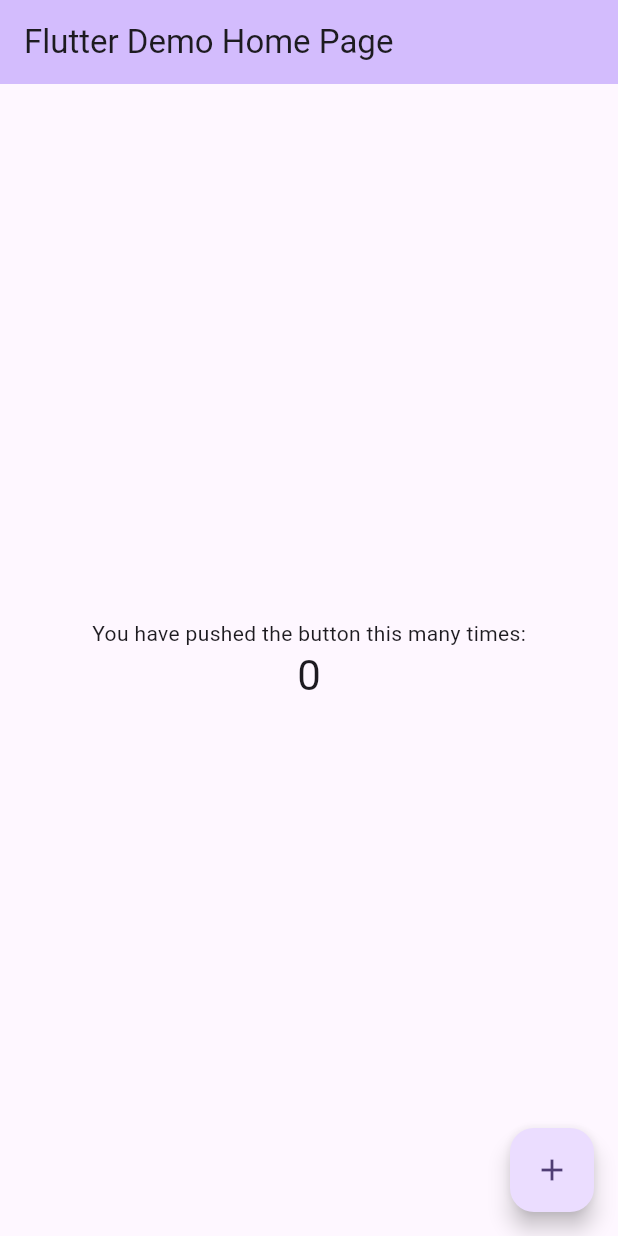
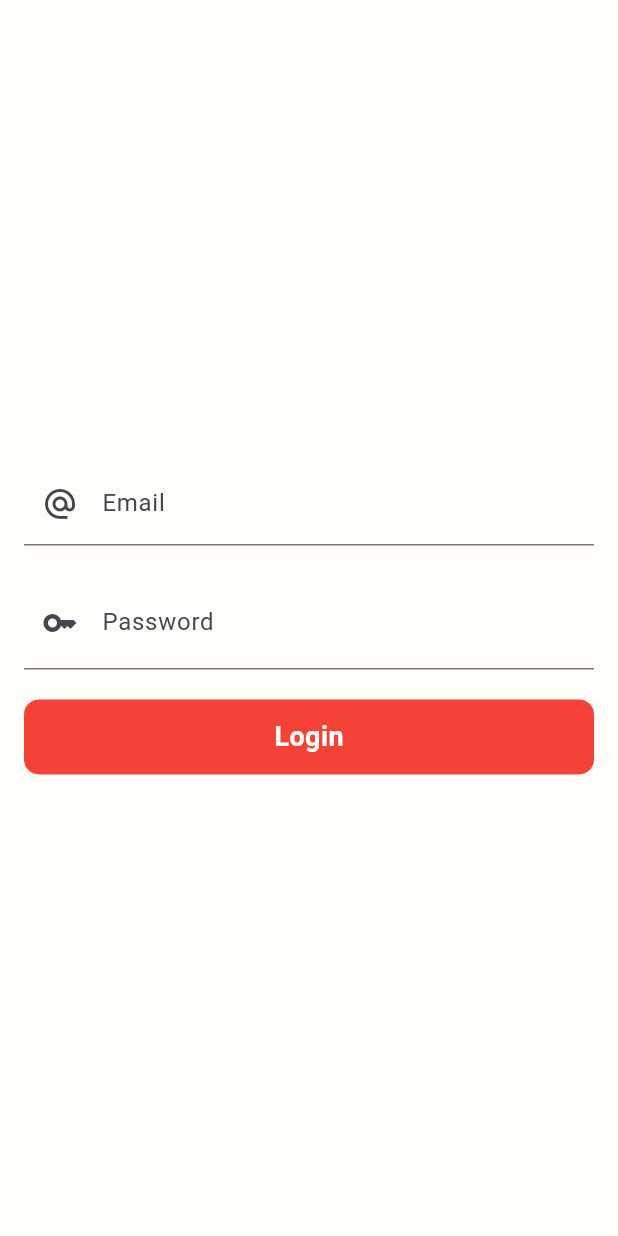
Before and after one commit to asmfahim1/provider_with_mvvm, a Flutter app: the screen it shows after launch, on a phone screen of 412 x 824 dp. Run offline on Flutter 3.47's test engine with Material 3 defaults, Android fonts, the phone set to English and light mode, and no system bars; our stand-ins replace another_flushbar, fluttertoast.

Commit message:
architecture start

```diff
--- /dev/null
+++ b/lib/data/response/status.dart
@@ -0,0 +1 @@
+enum Status{LOADING, COMPLETED, ERROR}
--- a/lib/main.dart
+++ b/lib/main.dart
@@ -1,4 +1,7 @@
 import 'package:flutter/material.dart';
+import 'package:provider_with_mvvm/utils/routes/route_name.dart';
+import 'package:provider_with_mvvm/utils/routes/routes.dart';
+import 'package:provider_with_mvvm/view/login_screen.dart';
 
 void main() {
   runApp(const MyApp());
@@ -12,114 +15,31 @@
   Widget build(BuildContext context) {
     return MaterialApp(
       title: 'Flutter Demo',
+      debugShowCheckedModeBanner: false,
+      themeMode: ThemeMode.light,
       theme: ThemeData(
-        // This is the theme of your application.
-        //
-        // TRY THIS: Try running your application with "flutter run". You'll see
-        // the application has a purple toolbar. Then, without quitting the app,
-        // try changing the seedColor in the colorScheme below to Colors.green
-        // and then invoke "hot reload" (save your changes or press the "hot
-        // reload" button in a Flutter-supported IDE, or press "r" if you used
-        // the command line to start the app).
-        //
-        // Notice that the counter didn't reset back to zero; the application
-        // state is not lost during the reload. To reset the state, use hot
-        // restart instead.
-        //
-        // This works for code too, not just values: Most code changes can be
-        // tested with just a hot reload.
-        colorScheme: ColorScheme.fromSeed(seedColor: Colors.deepPurple),
-        useMaterial3: true,
+        scaffoldBackgroundColor: const Color(0xfffffdfa),
+        appBarTheme: const AppBarTheme(
+          iconTheme: IconThemeData(color: Colors.white),
+          color: Colors.yellow,
+          centerTitle: true,
+          elevation: 0,
+          titleTextStyle: TextStyle(color: Colors.black, fontSize: 20),
+        ),
       ),
-      home: const MyHomePage(title: 'Flutter Demo Home Page'),
+      darkTheme: ThemeData(
+        scaffoldBackgroundColor: Colors.black,
+        appBarTheme: const AppBarTheme(
+          iconTheme: IconThemeData(color: Colors.white),
+          color: Colors.green,
+          centerTitle: true,
+          elevation: 0,
+          titleTextStyle: TextStyle(color: Colors.white, fontSize: 20),
+        ),
+      ),
+      //home: LoginScreen(),
+      initialRoute: RouteName.login,
+      onGenerateRoute: Routes.generateRoute,
     );
   }
 }
-
-class MyHomePage extends StatefulWidget {
-  const MyHomePage({super.key, required this.title});
-
-  // This widget is the home page of your application. It is stateful, meaning
-  // that it has a State object (defined below) that contains fields that affect
-  // how it looks.
-
-  // This class is the configuration for the state. It holds the values (in this
-  // case the title) provided by the parent (in this case the App widget) and
-  // used by the build method of the State. Fields in a Widget subclass are
-  // always marked "final".
-
-  final String title;
-
-  @override
-  State<MyHomePage> createState() => _MyHomePageState();
-}
-
-class _MyHomePageState extends State<MyHomePage> {
-  int _counter = 0;
-
-  void _incrementCounter() {
-    setState(() {
-      // This call to setState tells the Flutter framework that something has
-      // changed in this State, which causes it to rerun the build method below
-      // so that the display can reflect the updated values. If we changed
-      // _counter without calling setState(), then the build method would not be
-      // called again, and so nothing would appear to happen.
-      _counter++;
-    });
-  }
-
-  @override
-  Widget build(BuildContext context) {
-    // This method is rerun every time setState is called, for instance as done
-    // by the _incrementCounter method above.
-    //
-    // The Flutter framework has been optimized to make rerunning build methods
-    // fast, so that you can just rebuild anything that needs updating rather
-    // than having to individually change instances of widgets.
-    return Scaffold(
-      appBar: AppBar(
-        // TRY THIS: Try changing the color here to a specific color (to
-        // Colors.amber, perhaps?) and trigger a hot reload to see the AppBar
-        // change color while the other colors stay the same.
-        backgroundColor: Theme.of(context).colorScheme.inversePrimary,
-        // Here we take the value from the MyHomePage object that was created by
-        // the App.build method, and use it to set our appbar title.
-        title: Text(widget.title),
-      ),
-      body: Center(
-        // Center is a layout widget. It takes a single child and positions it
-        // in the middle of the parent.
-        child: Column(
-          // Column is also a layout widget. It takes a list of children and
-          // arranges them vertically. By default, it sizes itself to fit its
-          // children horizontally, and tries to be as tall as its parent.
-          //
-          // Column has various properties to control how it sizes itself and
-          // how it positions its children. Here we use mainAxisAlignment to
-          // center the children vertically; the main axis here is the vertical
-          // axis because Columns are vertical (the cross axis would be
-          // horizontal).
-          //
-          // TRY THIS: Invoke "debug painting" (choose the "Toggle Debug Paint"
-          // action in the IDE, or press "p" in the console), to see the
-          // wireframe for each widget.
-          mainAxisAlignment: MainAxisAlignment.center,
-          children: <Widget>[
-            const Text(
-              'You have pushed the button this many times:',
-            ),
-            Text(
-              '$_counter',
-              style: Theme.of(context).textTheme.headlineMedium,
-            ),
-          ],
-        ),
-      ),
-      floatingActionButton: FloatingActionButton(
-        onPressed: _incrementCounter,
-        tooltip: 'Increment',
-        child: const Icon(Icons.add),
-      ), // This trailing comma makes auto-formatting nicer for build methods.
-    );
-  }
-}
--- /dev/null
+++ b/lib/utils/routes/route_name.dart
@@ -0,0 +1,9 @@
+
+
+class RouteName {
+
+  static const String login = 'login_screen';
+
+  static const String home = 'home_screen';
+
+}
--- /dev/null
+++ b/lib/utils/routes/routes.dart
@@ -0,0 +1,26 @@
+
+
+import 'package:flutter/material.dart';
+import 'package:provider_with_mvvm/utils/routes/route_name.dart';
+import 'package:provider_with_mvvm/view/home_screen.dart';
+import 'package:provider_with_mvvm/view/login_screen.dart';
+
+class Routes {
+  static
+  Route<dynamic> generateRoute(RouteSettings settings) {
+    switch(settings.name){
+      case RouteName.home :
+        return MaterialPageRoute(builder: (BuildContext context) => const HomeScreen());
+      case RouteName.login :
+        return MaterialPageRoute(builder: (BuildContext context) => const LoginScreen());
+      default :
+        return MaterialPageRoute(builder: (_){
+          return const Scaffold(
+            body: Center(
+              child: Text('No routes defines'),
+            ),
+          );
+        });
+    }
+  }
+}
--- /dev/null
+++ b/lib/view/login_screen.dart
@@ -0,0 +1,91 @@
+import 'package:flutter/material.dart';
+import 'package:provider_with_mvvm/utils/general_utils.dart';
+
+class LoginScreen extends StatefulWidget {
+  const LoginScreen({super.key});
+
+  @override
+  State<LoginScreen> createState() => _LoginScreenState();
+}
+
+class _LoginScreenState extends State<LoginScreen> {
+
+  TextEditingController emailController = TextEditingController();
+  TextEditingController passwordController = TextEditingController();
+
+  FocusNode emailFocusNode = FocusNode();
+  FocusNode passwordFocusNode = FocusNode();
+
+
+  @override
+  Widget build(BuildContext context) {
+    return Scaffold(
+      body: SafeArea(
+        child: Padding(
+          padding: const EdgeInsets.symmetric(horizontal: 16),
+          child: Column(
+            crossAxisAlignment: CrossAxisAlignment.center,
+            mainAxisAlignment: MainAxisAlignment.center,
+            children: [
+              TextFormField(
+                controller: emailController,
+                keyboardType: TextInputType.emailAddress,
+                focusNode: emailFocusNode,
+                decoration: const InputDecoration(
+                  hintText: 'Enter Email/User ID',
+                  hintStyle: TextStyle(color: Colors.grey),
+                  labelText: 'Email',
+                  prefixIcon: Icon(Icons.alternate_email_outlined),
+                ),
+                onFieldSubmitted: (value){
+                  Utils.fieldFocusChange(context, emailFocusNode, passwordFocusNode);
+                },
+              ),
+              const SizedBox(
+                height: 20,
+              ),
+              TextFormField(
+                controller: passwordController,
+                focusNode: passwordFocusNode,
+                decoration: InputDecoration(
+                  hintText: 'Enter password',
+                  hintStyle: TextStyle(color: Colors.grey),
+                  labelText: 'Password',
+                  prefixIcon: Icon(Icons.key_outlined),
+                  suffix: InkWell(
+                    onTap: () {},
+                    child: Icon(Icons.visibility),
+                  ),
+                ),
+                obscureText: true,
+                obscuringCharacter: '*',
+              ),
+              const SizedBox(
+                height: 20,
+              ),
+              InkWell(
+                onTap: () {
+                  //authProvider.login();
+                },
+                child: Container(
+                  height: 50,
+                  decoration: BoxDecoration(
+                      color: Colors.red, borderRadius: BorderRadius.circular(10)),
+                  clipBehavior: Clip.hardEdge,
+                  alignment: Alignment.center,
+                  child: const Text(
+                    'Login',
+                    style: TextStyle(
+                        color: Colors.white,
+                        fontSize: 18,
+                        fontWeight: FontWeight.bold),
+                  ),
+                ),
+              ),
+            ],
+          ),
+        ),
+      ),
+    );
+  }
+}
--- a/pubspec.yaml
+++ b/pubspec.yaml
@@ -35,6 +35,10 @@ dependencies:
   # The following adds the Cupertino Icons font to your application.
   # Use with the CupertinoIcons class for iOS style icons.
   cupertino_icons: ^1.0.8
+  fluttertoast: ^8.2.8
+  http: ^1.2.2
+  provider: ^6.1.2
+  another_flushbar: ^1.12.30
 
 dev_dependencies:
   flutter_test:
```
Also changed, not shown: lib/data/app_exception.dart (added, +36 -0 lines), lib/data/network/base_api_services.dart (added, +11 -0 lines), lib/data/network/network_api_services.dart (added, +83 -0 lines), lib/data/response/api_response.dart (added, +23 -0 lines), lib/utils/general_utils.dart (added, +61 -0 lines), lib/view/home_screen.dart (added, +28 -0 lines), pubspec.lock, 6 other files.
